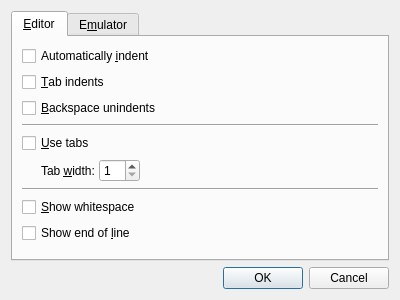
Before: the Qt Designer form editor/SettingsDialog.ui in zapolnov/zxide, drawn with Qt 5.
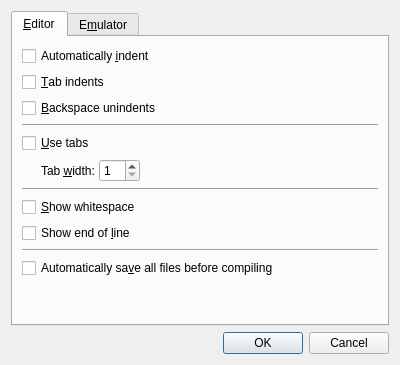
After: the same form once the commit is applied.

Commit message: Improvements to 'save files before build' workflow.

Patch:
```diff
--- a/editor/SettingsDialog.ui
+++ b/editor/SettingsDialog.ui
@@ -7,7 +7,7 @@
     <x>0</x>
     <y>0</y>
     <width>400</width>
-    <height>300</height>
+    <height>365</height>
    </rect>
   </property>
   <property name="windowTitle">
@@ -145,6 +145,23 @@
          </property>
         </widget>
        </item>
+       <item>
+        <widget class="QFrame" name="editorTabSeparator3">
+         <property name="frameShape">
+          <enum>QFrame::HLine</enum>
+         </property>
+         <property name="frameShadow">
+          <enum>QFrame::Sunken</enum>
+         </property>
+        </widget>
+       </item>
+       <item>
+        <widget class="QCheckBox" name="autoSaveBeforeCompileCheck">
+         <property name="text">
+          <string>Automatically sa&amp;ve all files before compiling</string>
+         </property>
+        </widget>
+       </item>
        <item>
         <spacer name="editorTabSpacer">
          <property name="orientation">
```
Left out of the diff: 3 changed lines with no effect on the pictures. The commit also changes 5 other files.
